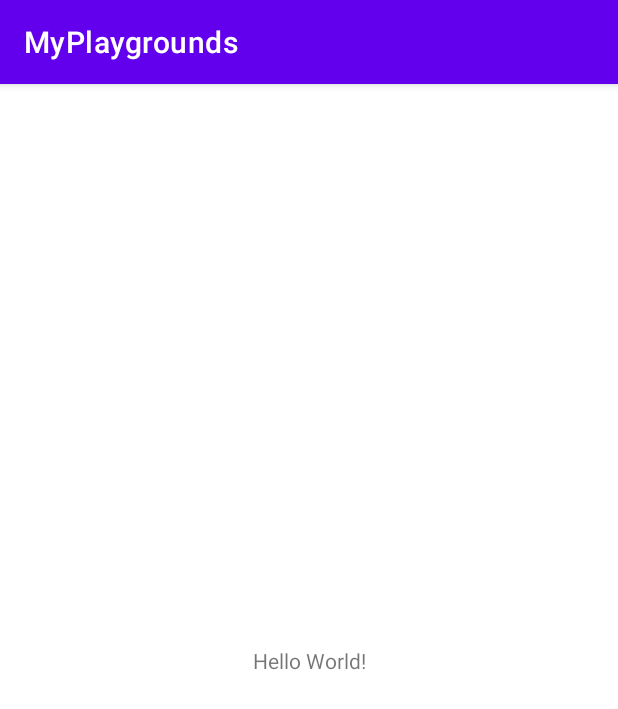
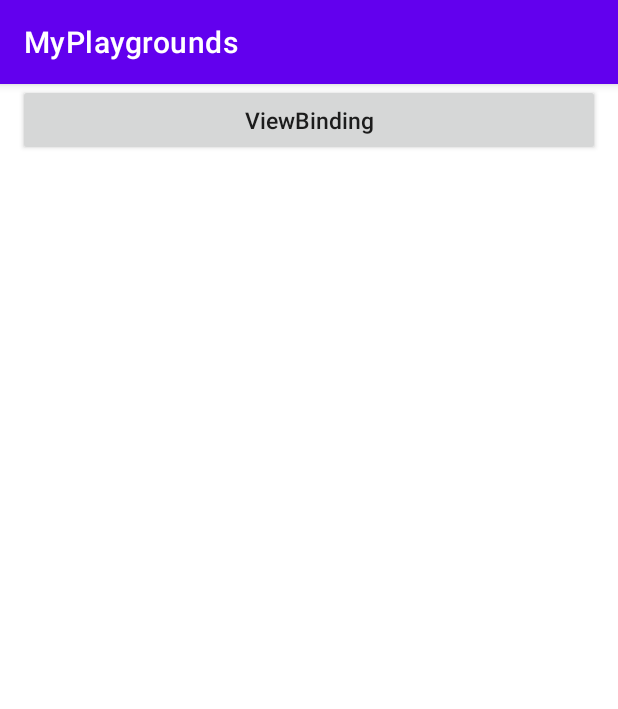
Before and after one commit to itsxtt/MyPlaygrounds, an Android app: the screen it shows after launch (MainActivity), on a phone screen of 412 x 824 dp. Shown: the top 709 px of the screen. Run offline under Robolectric (Android 15) with nearby library versions, the phone set to English and light mode, and no system bars.

Commit message:
新增 ViewBinding

```diff
--- a/app/build.gradle
+++ b/app/build.gradle
@@ -29,6 +29,10 @@ android {
     kotlinOptions {
         jvmTarget = '1.8'
     }
+
+    viewBinding {
+        enabled = true
+    }
 }
 
 dependencies {
--- a/app/src/main/AndroidManifest.xml
+++ b/app/src/main/AndroidManifest.xml
@@ -18,6 +18,8 @@
                 <category android:name="android.intent.category.LAUNCHER" />
             </intent-filter>
         </activity>
+
+        <activity android:name=".viewbinding.ViewBindingActivity"/>
     </application>
 
 </manifest>
--- a/app/src/main/java/com/itsxtt/myplaygrounds/MainActivity.kt
+++ b/app/src/main/java/com/itsxtt/myplaygrounds/MainActivity.kt
@@ -1,11 +1,23 @@
 package com.itsxtt.myplaygrounds
 
-import androidx.appcompat.app.AppCompatActivity
 import android.os.Bundle
+import androidx.recyclerview.widget.LinearLayoutManager
+import com.itsxtt.myplaygrounds.adapter.NavigationAdapter
+import com.itsxtt.myplaygrounds.base.BaseActivity
+import com.itsxtt.myplaygrounds.bean.NavigationItem
+import com.itsxtt.myplaygrounds.databinding.ActivityMainBinding
 
-class MainActivity : AppCompatActivity() {
+class MainActivity : BaseActivity() {
+
+    private lateinit var binding: ActivityMainBinding
+
     override fun onCreate(savedInstanceState: Bundle?) {
         super.onCreate(savedInstanceState)
-        setContentView(R.layout.activity_main)
+        binding = ActivityMainBinding.inflate(layoutInflater)
+        val view = binding.root
+        setContentView(view)
+
+        binding.navigationRecyclerView.layoutManager = LinearLayoutManager(this, LinearLayoutManager.VERTICAL, false)
+        binding.navigationRecyclerView.adapter = NavigationAdapter(listOf(NavigationItem("ViewBinding", "")))
     }
 }
--- /dev/null
+++ b/app/src/main/java/com/itsxtt/myplaygrounds/adapter/NavigationAdapter.kt
@@ -0,0 +1,32 @@
+package com.itsxtt.myplaygrounds.adapter
+
+import android.content.Intent
+import android.view.LayoutInflater
+import android.view.ViewGroup
+import androidx.recyclerview.widget.RecyclerView
+import com.itsxtt.myplaygrounds.bean.NavigationItem
+import com.itsxtt.myplaygrounds.databinding.ItemNavigationBinding
+import com.itsxtt.myplaygrounds.viewbinding.ViewBindingActivity
+
+class NavigationAdapter(val navigationItems: List<NavigationItem>) : RecyclerView.Adapter<NavigationAdapter.ViewHolder>() {
+
+    inner class ViewHolder(binding: ItemNavigationBinding) : RecyclerView.ViewHolder(binding.root) {
+        val nameBtn = binding.nameBtn
+    }
+
+    override fun onCreateViewHolder(parent: ViewGroup, viewType: Int): ViewHolder {
+        val binding = ItemNavigationBinding.inflate(LayoutInflater.from(parent.context), parent, false)
+        return ViewHolder(binding)
+    }
+
+    override fun onBindViewHolder(holder: ViewHolder, position: Int) {
+        val navigationItem = navigationItems[position]
+        holder.nameBtn.text = navigationItem.name
+
+        holder.nameBtn.setOnClickListener {
+            holder.itemView.context.startActivity(Intent(holder.itemView.context, ViewBindingActivity::class.java))
+        }
+    }
+
+    override fun getItemCount() = navigationItems.size
+}
--- /dev/null
+++ b/app/src/main/java/com/itsxtt/myplaygrounds/base/BaseActivity.kt
@@ -0,0 +1,6 @@
+package com.itsxtt.myplaygrounds.base
+
+import androidx.appcompat.app.AppCompatActivity
+
+open class BaseActivity : AppCompatActivity() {
+}
--- /dev/null
+++ b/app/src/main/java/com/itsxtt/myplaygrounds/bean/NavigationItem.kt
@@ -0,0 +1,5 @@
+package com.itsxtt.myplaygrounds.bean
+
+data class NavigationItem(
+    var name: String,
+    var uri: String)
--- a/app/src/main/res/layout/activity_main.xml
+++ b/app/src/main/res/layout/activity_main.xml
@@ -1,18 +1,13 @@
 <?xml version="1.0" encoding="utf-8"?>
-<androidx.constraintlayout.widget.ConstraintLayout xmlns:android="http://schemas.android.com/apk/res/android"
+<LinearLayout xmlns:android="http://schemas.android.com/apk/res/android"
     xmlns:app="http://schemas.android.com/apk/res-auto"
     xmlns:tools="http://schemas.android.com/tools"
     android:layout_width="match_parent"
     android:layout_height="match_parent"
+    android:orientation="vertical"
     tools:context=".MainActivity">
-
-    <TextView
-        android:layout_width="wrap_content"
-        android:layout_height="wrap_content"
-        android:text="Hello World!"
-        app:layout_constraintBottom_toBottomOf="parent"
-        app:layout_constraintLeft_toLeftOf="parent"
-        app:layout_constraintRight_toRightOf="parent"
-        app:layout_constraintTop_toTopOf="parent" />
-
-</androidx.constraintlayout.widget.ConstraintLayout>
+    <androidx.recyclerview.widget.RecyclerView
+        android:id="@+id/navigationRecyclerView"
+        android:layout_width="match_parent"
+        android:layout_height="match_parent"/>
+</LinearLayout>
--- /dev/null
+++ b/app/src/main/res/layout/item_navigation.xml
@@ -0,0 +1,17 @@
+<?xml version="1.0" encoding="utf-8"?>
+<LinearLayout xmlns:android="http://schemas.android.com/apk/res/android"
+    android:layout_width="match_parent"
+    android:layout_height="match_parent"
+    android:orientation="vertical">
+    <androidx.appcompat.widget.AppCompatButton
+        android:id="@+id/nameBtn"
+        android:layout_width="match_parent"
+        android:layout_height="wrap_content"
+        android:padding="12dp"
+        android:layout_marginLeft="12dp"
+        android:layout_marginRight="12dp"
+        android:layout_marginBottom="12dp"
+        android:textSize="15sp"
+        android:gravity="center"
+        android:textAllCaps="false"/>
+</LinearLayout>
```
Also changed, not shown: app/src/main/java/com/itsxtt/myplaygrounds/viewbinding/ViewBindingActivity.kt (added, +28 -0 lines), app/src/main/res/layout/activity_view_binding.xml (added, +15 -0 lines), 2 other files.
